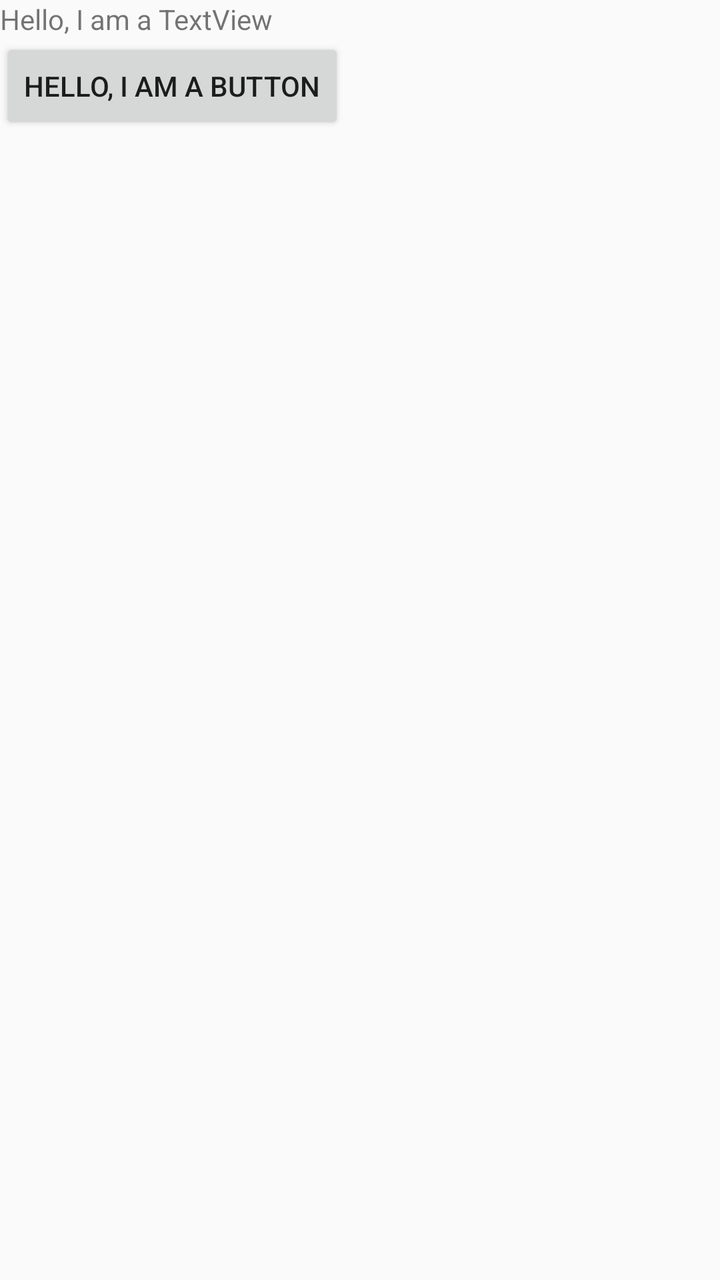
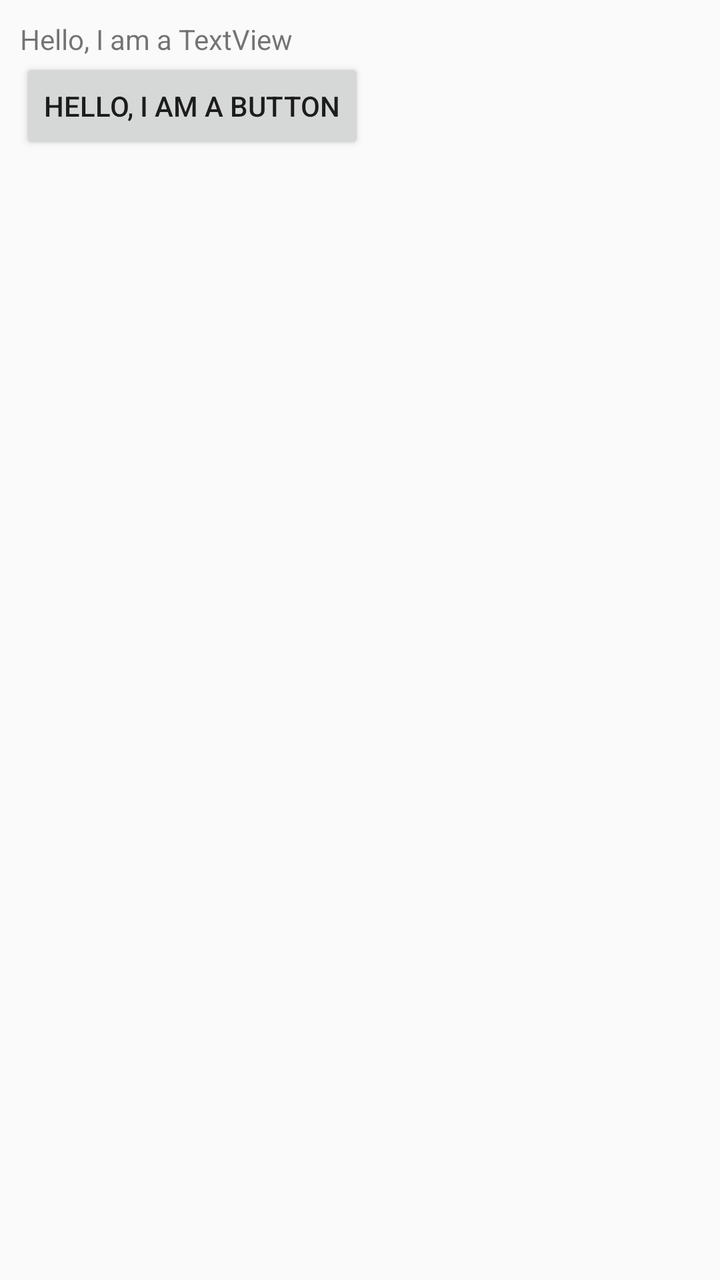

The first picture is an Android layout as it rendered before a commit; the second is the same layout after the commit. The layout source and the unified diff follow.
<!-- AndroidManifest.xml: application theme AppTheme -->
<!-- res/layout/fragment_main_activity.xml -->
<LinearLayout xmlns:android="http://schemas.android.com/apk/res/android"
    xmlns:tools="http://schemas.android.com/tools"
	xmlns:ads="http://schemas.android.com/apk/res-auto"
    android:layout_width="match_parent"
    android:layout_height="match_parent"
    android:orientation="vertical"
	android:weightSum="1"
	android:baselineAligned="false"
	android:id="@+id/main"
	android:background="@color/windowBackground"
	tools:context="com.spiracle.drivingschool.ActivityMain.MainActivityFragment">
    

    <TextView android:id="@+id/text"
        android:layout_width="wrap_content"
        android:layout_height="wrap_content"
        android:text="Hello, I am a TextView" />

    <Button android:id="@+id/button"
        android:layout_width="wrap_content"
        android:layout_height="wrap_content"
        android:text="Hello, I am a Button" />

	

</LinearLayout>
<!-- resources referenced by this layout -->
<resources>
  <item name="windowBackground" type="color">#fafafafa</item>
  <style name="AppTheme" parent="AppTheme.Base" />
  <style name="AppTheme.Base" parent="Theme.AppCompat.Light.NoActionBar">
          <item name="colorPrimary">@color/colorPrimary</item>
          <item name="colorPrimaryDark">@color/colorPrimaryDark</item>
          <item name="android:windowNoTitle">true</item>
          <item name="windowActionBar">false</item>
      </style>
  <item name="colorPrimary" type="color">#4285F4</item>
  <item name="colorPrimaryDark" type="color">#3367D6</item>
</resources>

<!-- the commit's change to res/layout/fragment_main_activity.xml (unified diff, before → after) -->
@@ -8,8 +8,11 @@
 	android:baselineAligned="false"
 	android:id="@+id/main"
 	android:background="@color/windowBackground"
-	tools:context="com.spiracle.drivingschool.ActivityMain.MainActivityFragment">
-    
+	tools:context="com.spiracle.drivingschool.ActivityMain.MainActivityFragment"
+    android:paddingLeft="@dimen/activity_horizontal_margin"
+    android:paddingRight="@dimen/activity_horizontal_margin"
+    android:paddingTop="@dimen/activity_vertical_margin"
+    android:paddingBottom="@dimen/activity_vertical_margin" >
 
     <TextView android:id="@+id/text"
         android:layout_width="wrap_content"
<!-- resource entries referenced after the edit -->
@@ -1,6 +1,8 @@
 <!-- resources referenced by this layout -->
 <resources>
   <item name="windowBackground" type="color">#fafafafa</item>
+  <dimen name="activity_horizontal_margin">10dp</dimen>
+  <dimen name="activity_vertical_margin">10dp</dimen>
   <style name="AppTheme" parent="AppTheme.Base" />
   <style name="AppTheme.Base" parent="Theme.AppCompat.Light.NoActionBar">
           <item name="colorPrimary">@color/colorPrimary</item>
